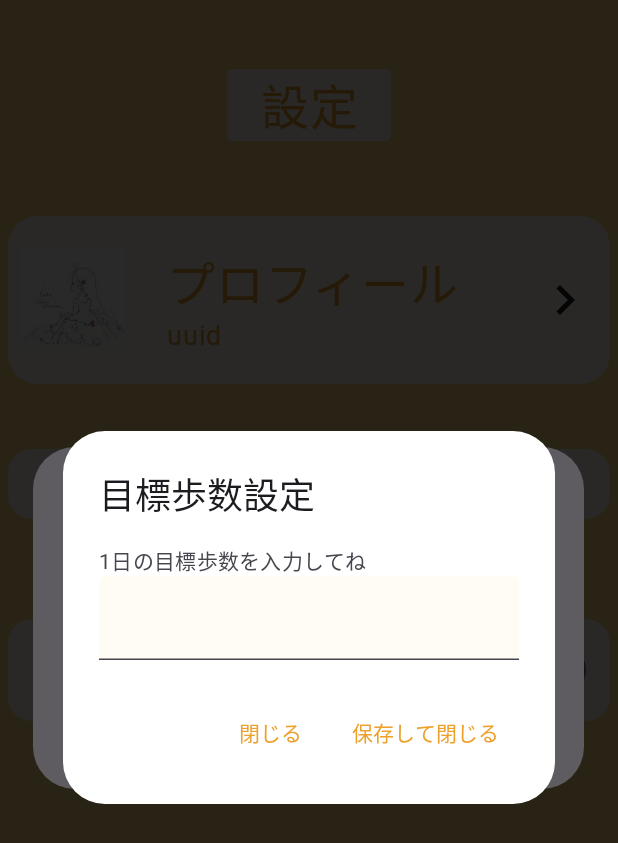
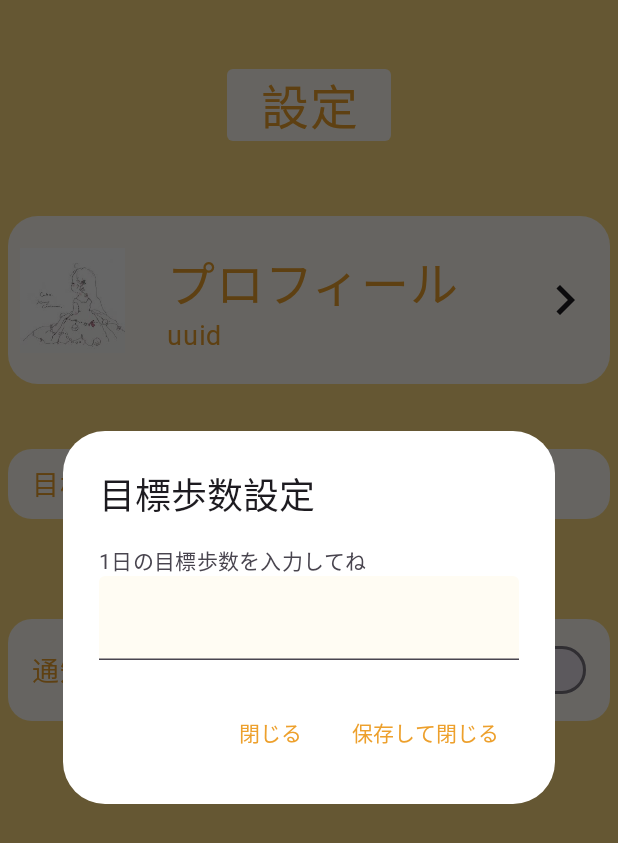
Before and after one commit to NID-kt/toryumon-team-f, an Android app built with Jetpack Compose: the composable SettingsScreen called with empty values, after a tap on "目標歩数設定", on a phone screen of 412 x 824 dp. Shown: the top 843 px of the screen. Run offline under Robolectric (Android 15) with nearby library versions, the phone set to English and light mode, and no system bars; Roboto replaces fonts that are not available here.

Commit message:
目標歩数設定のダイアログが2重に表示されるのを修正しましたﾓﾁ

```diff
--- a/app/src/main/java/com/example/runningavater/settings/GoalSettingDialog.kt
+++ b/app/src/main/java/com/example/runningavater/settings/GoalSettingDialog.kt
@@ -33,9 +33,6 @@ import targetSteps
 fun GoalSettingDialog(
     onDismissRequest: () -> Unit,
     onConfirmation: () -> Unit,
-    dialogTitle: String,
-    dialogText: String,
-    icon: ImageVector,
     viewModel: GoalSettingViewModel = viewModel(),
 ) {
     val bearName by viewModel.roadTargetSteps.collectAsState(initial = "未設定")
--- a/app/src/main/java/com/example/runningavater/settings/SettingsScreen.kt
+++ b/app/src/main/java/com/example/runningavater/settings/SettingsScreen.kt
@@ -64,29 +64,12 @@ fun SettingsScreen(
     ) {
         when {
             openAlertDialog.value -> {
-                AuthenticationErrorDialog(
-                    onDismissRequest = { openAlertDialog.value = false },
-                    onConfirmation = {
-                        openAlertDialog.value = false
-                        println("Confirmation registered") // Add logic here to handle confirmation.
-                    },
-                    dialogTitle = "Alert dialog example",
-                    dialogText = "This is an example of an alert dialog with buttons.",
-                    icon = Icons.Default.Info
-                )
-            }
-        }
-        when {
-            openAlertDialog.value -> {
                 GoalSettingDialog(
                     onDismissRequest = { openAlertDialog.value = false },
                     onConfirmation = {
                         openAlertDialog.value = false
                         println("Confirmation registered") // Add logic here to handle confirmation.
                     },
-                    dialogTitle = "Alert dialog example",
-                    dialogText = "This is an example of an alert dialog with buttons.",
-                    icon = Icons.Default.Info
                 )
             }
         }
```
